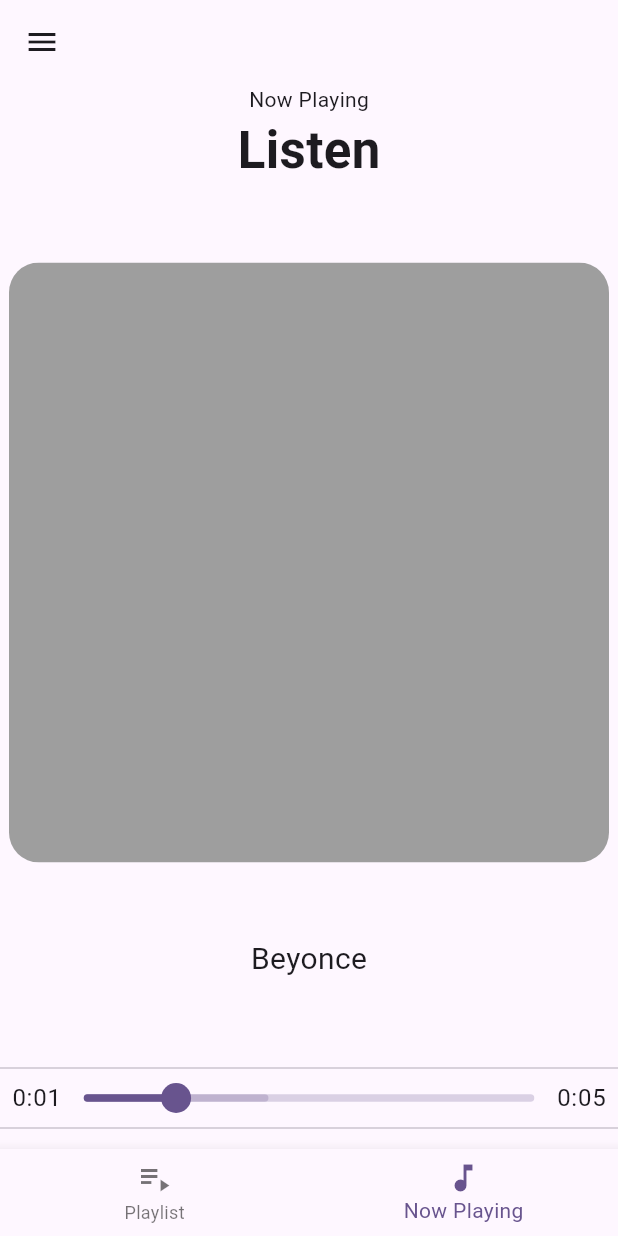
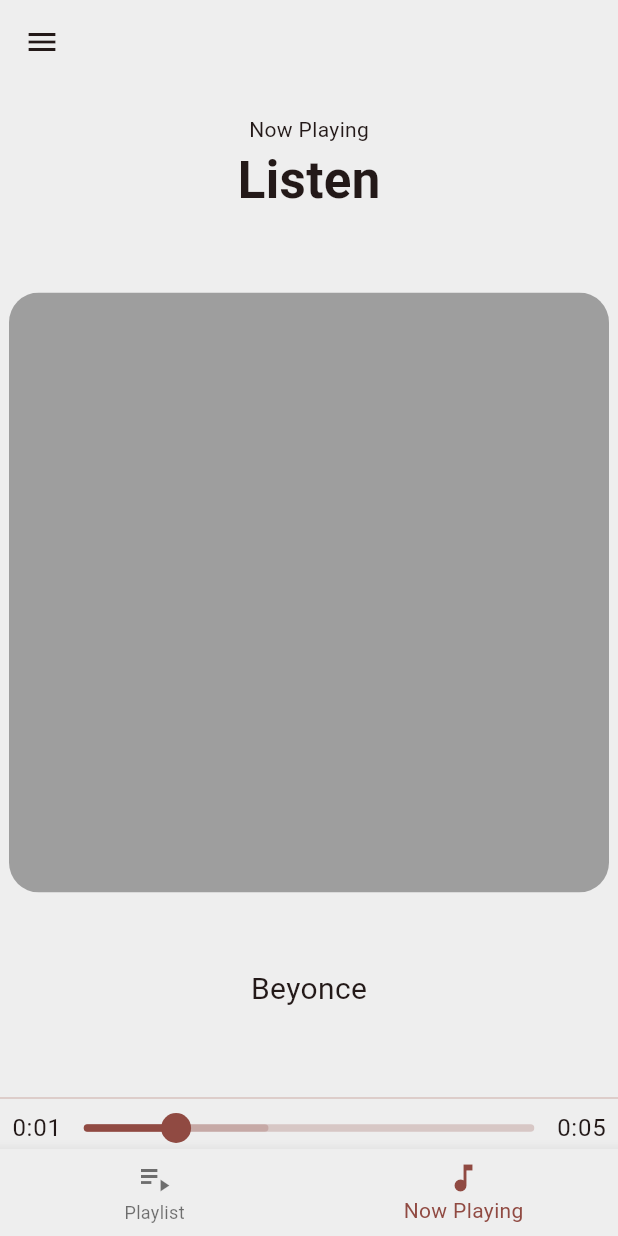
Before and after one commit to realino98/flutter_mp3_player, a Flutter app: the screen it shows after launch, on a phone screen of 412 x 824 dp. Run offline on Flutter 3.47's test engine with Material 2 defaults, Android fonts, the phone set to English and light mode, and no system bars; drawn by our look-alikes of audio_video_progress_bar.

Commit message:
BR : Added Theme Color

```diff
--- a/lib/homepage.dart
+++ b/lib/homepage.dart
@@ -23,8 +23,11 @@
     return Consumer<MusicPlayerProvider>(
       builder: (context, value, child) => Scaffold(
         drawer: Drawer(),
-        appBar: AppBar(),
+        appBar: AppBar(
+          backgroundColor: Colors.grey[200],
+        ),
         bottomNavigationBar: BottomNavigationBar(
+          backgroundColor: Colors.grey[200],
           items: [
             BottomNavigationBarItem(
               icon: Icon(Icons.playlist_play),
--- a/lib/main.dart
+++ b/lib/main.dart
@@ -1,3 +1,5 @@
+import 'dart:ui';
+
 import 'package:flutter/material.dart';
 import 'package:mp3_player/provider/state_provider.dart';
 import 'package:provider/provider.dart';
@@ -17,8 +19,9 @@
     return MaterialApp(
       title: 'Flutter Demo',
       theme: ThemeData(
-        colorScheme: ColorScheme.fromSeed(seedColor: Colors.deepPurple),
+        colorScheme: ColorScheme.fromSeed(seedColor: Colors.red),
         useMaterial3: true,
+        scaffoldBackgroundColor: Colors.grey[200],
       ),
       debugShowCheckedModeBanner: false,
       home: ChangeNotifierProvider(
--- a/lib/now_playing.dart
+++ b/lib/now_playing.dart
@@ -24,6 +24,9 @@
               Center(
                 child: Column(
                   children: [
+                    SizedBox(
+                      height: 20,
+                    ),
                     Text("Now Playing"),
                     Text(
                       cur_song.title,
```
